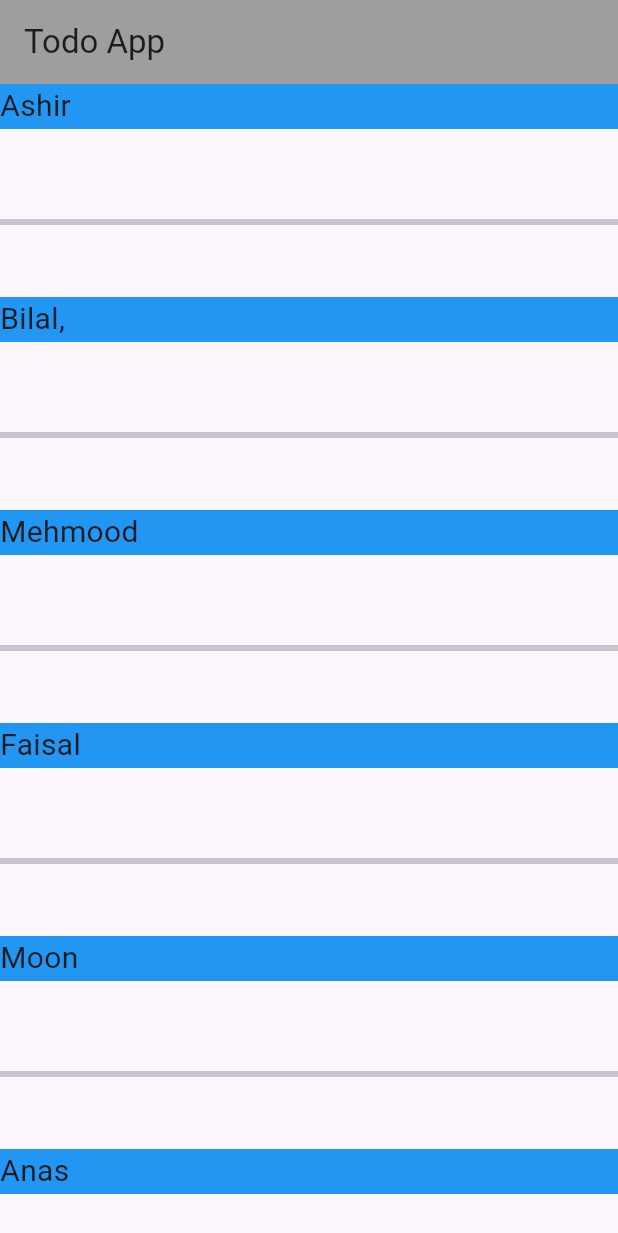
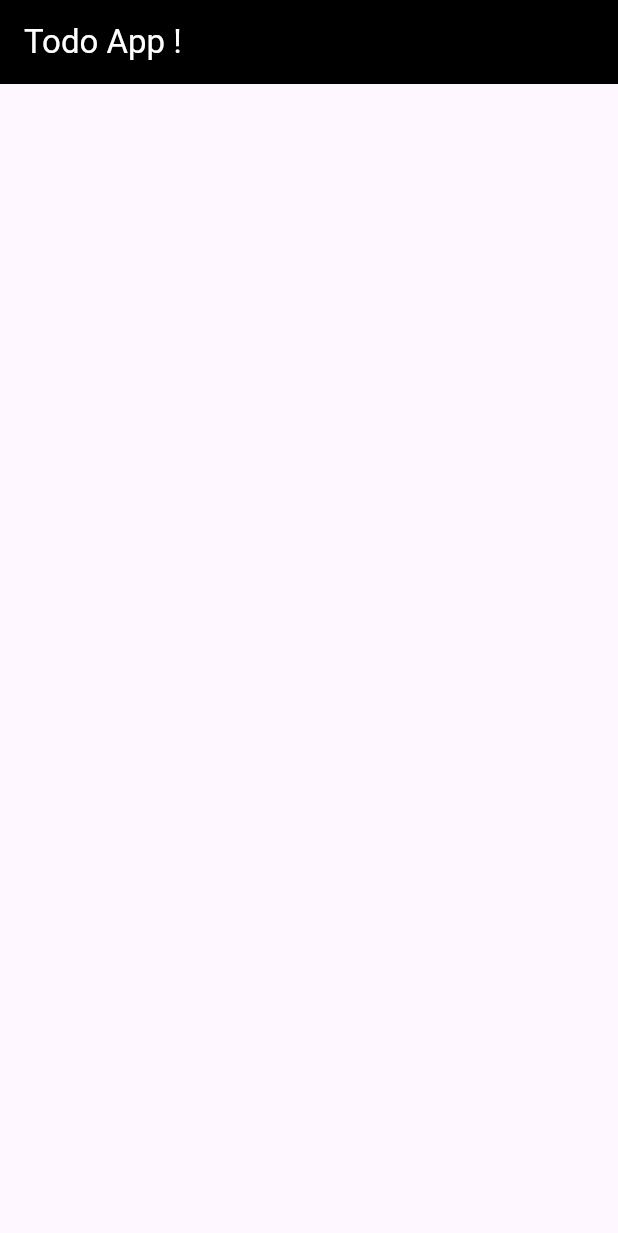
Before and after one commit to ashir227/Todo-App-Classes, a Flutter app: the screen it shows after launch, on a phone screen of 412 x 824 dp. Shown: the top 1233 px of the screen. Run offline on Flutter 3.47's test engine with Material 3 defaults, Android fonts, the light colour scheme and no system bars.

Commit message:
Todo App

```diff
--- a/lib/main.dart
+++ b/lib/main.dart
@@ -4,45 +4,21 @@ void main() {
   runApp(const MyApp()); // Entry point of the app
 }
 
-class MyApp extends StatelessWidget {
+class MyApp extends StatefulWidget {
   const MyApp({super.key});
 
   @override
+  State<MyApp> createState() => _MyAppState();
+}
+
+class _MyAppState extends State<MyApp> {
+  @override
   Widget build(BuildContext context) {
-    var data = [
-      "Ashir",
-      "Bilal,",
-      "Mehmood",
-      "Faisal",
-      "Moon",
-      "Anas",
-      "daniyal",
-      "Mohsin",
-      "umar",
-      "Noman",
-    ];
     return MaterialApp(
-      debugShowCheckedModeBanner: false, // Removes debug banner
       home: Scaffold(
         appBar: AppBar(
-          title: const Text('Todo App'),
-          backgroundColor: Colors.grey,
-        ),
-        body: ListView.separated(
-          itemBuilder: (context, index) {
-            return Container(
-              color: Colors.blue,
-              padding: EdgeInsets.only(bottom: -0),
-              margin: EdgeInsets.only(bottom: 12),
-              child: Text(data[index], style: TextStyle(fontSize: 20)),
-              // color: Colors.yellow,
-              height: 30,
-            );
-          },
-          itemCount: data.length,
-          separatorBuilder: (context, index) {
-            return Divider(height: 100, thickness: 4);
-          },
+          backgroundColor: Colors.black,
+          title: Text("Todo App !", style: TextStyle(color: Colors.white)),
         ),
       ),
     );
```
